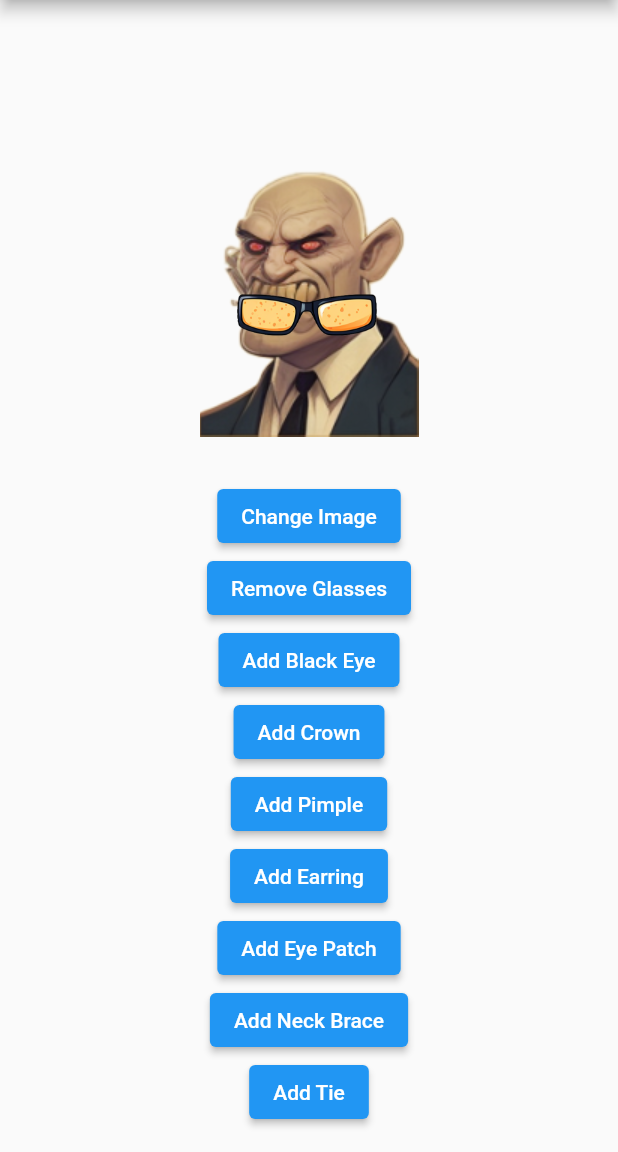
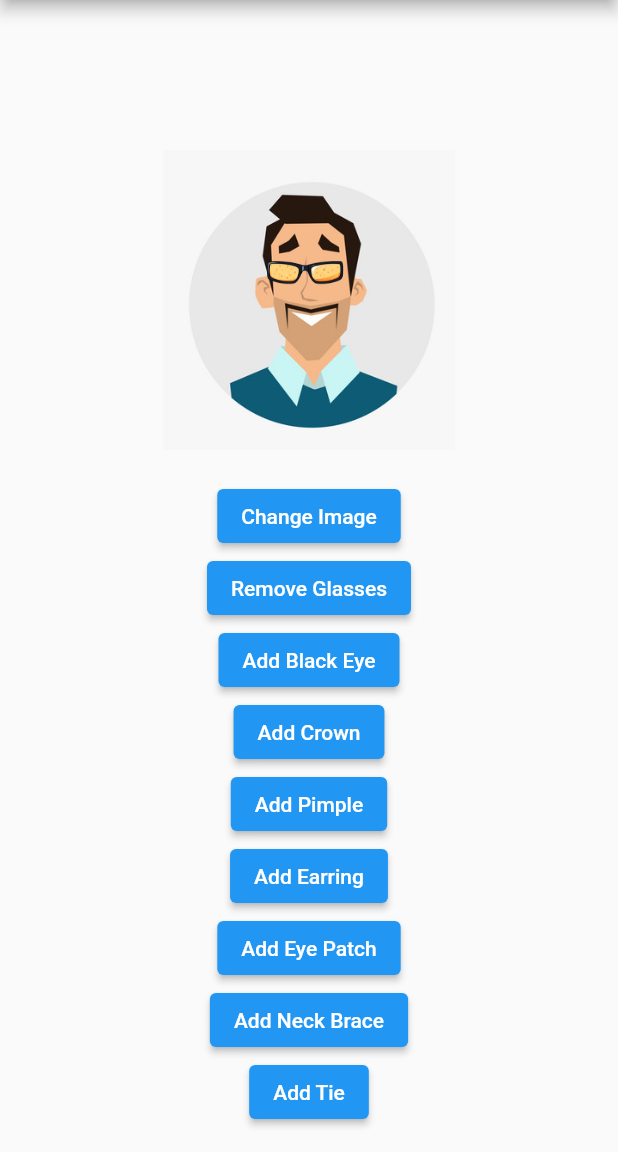
Before and after one commit to IvettB/Avatars, a Flutter app: the screen it shows after launch, after a tap on "Add Glasses", on a phone screen of 412 x 824 dp, the part 84-1236 px from its top. Run offline on Flutter 3.47's test engine with Material 2 defaults, Android fonts, the phone set to English and light mode, and no system bars.

Commit message:
updated 1.png and 3.png and values

```diff
--- a/lib/main.dart
+++ b/lib/main.dart
@@ -254,9 +254,9 @@ class _MyAppState extends State<MyApp> {
                     child: Visibility(
                       visible: areGlassesVisible,
                       child: Transform.translate(
-                        offset: Offset(-2, 7),
+                        offset: Offset(-3, -20),
                         child: Image.asset(glasses[imageIndex2],
-                            width: 110, height: 110),
+                            width: 60, height: 60),
                       ),
                     ),
                   ),
@@ -266,9 +266,9 @@ class _MyAppState extends State<MyApp> {
                     child: Visibility(
                       visible: isCrownVisible,
                       child: Transform.translate(
-                        offset: Offset(-5, -105),
+                        offset: Offset(-5, -85),
                         child: Image.asset(crowns[imageIndex3],
-                            width: 100, height: 100),
+                            width: 60, height: 60),
                       ),
                     ),
                   ),
@@ -278,7 +278,7 @@ class _MyAppState extends State<MyApp> {
                     child: Visibility(
                       visible: isPimpleVisible,
                       child: Transform.translate(
-                        offset: Offset(20, 35),
+                        offset: Offset(15, 0),
                         child: Image.asset(pimples[imageIndex4],
                             width: 15, height: 15),
                       ),
@@ -290,9 +290,9 @@ class _MyAppState extends State<MyApp> {
                     child: Visibility(
                       visible: isEarringVisible,
                       child: Transform.translate(
-                        offset: Offset(-43, 40),
+                        offset: Offset(-42, 0),
                         child: Image.asset(earrings[imageIndex5],
-                            width: 25, height: 25),
+                            width: 20, height: 20),
                       ),
                     ),
                   ),
@@ -302,9 +302,9 @@ class _MyAppState extends State<MyApp> {
                     child: Visibility(
                       visible: isEarringVisible,
                       child: Transform.translate(
-                        offset: Offset(42, 40),
+                        offset: Offset(34, 0),
                         child: Image.asset(earrings[imageIndex5],
-                            width: 25, height: 25),
+                            width: 20, height: 20),
                       ),
                     ),
                   ),
@@ -314,9 +314,9 @@ class _MyAppState extends State<MyApp> {
                     child: Visibility(
                       visible: isNeckBraceVisible,
                       child: Transform.translate(
-                        offset: Offset(0, 90),
+                        offset: Offset(-5, 45),
                         child: Image.asset(neck[imageIndex7],
-                            width: 115, height: 115),
+                            width: 100, height: 100),
                       ),
                     ),
                   ),
@@ -326,9 +326,9 @@ class _MyAppState extends State<MyApp> {
                     child: Visibility(
                       visible: isBlackEyeVisible,
                       child: Transform.translate(
-                        offset: Offset(-10, 20),
+                        offset: Offset(-12, -18),
                         child: Image.asset(blackeyes[imageIndex8],
-                            width: 120, height: 120),
+                            width: 50, height: 50),
                       ),
                     ),
                   ),
@@ -338,9 +338,9 @@ class _MyAppState extends State<MyApp> {
                     child: Visibility(
                       visible: isEyePatchVisible,
                       child: Transform.translate(
-                        offset: Offset(-30, 5),
+                        offset: Offset(-20, -25),
                         child: Image.asset(eyepatches[imageIndex6],
-                            width: 75, height: 75),
+                            width: 40, height: 40),
                       ),
                     ),
                   ),
@@ -350,7 +350,7 @@ class _MyAppState extends State<MyApp> {
                     child: Visibility(
                       visible: isTieVisible,
                       child: Transform.translate(
-                        offset: Offset(0, 120),
+                        offset: Offset(-2, 90),
                         child: Image.asset(ties[imageIndex9],
                             width: 100, height: 100),
                       ),
--- a/lib/values.dart
+++ b/lib/values.dart
@@ -2,13 +2,60 @@ import 'package:flutter/material.dart';
 import 'main.dart';
 
 //names are for the value on the .png. ex: values2 are for the 2.png avatar.
+Map<String, double> values1 = {};
 Map<String, double> values2 = {};
+Map<String, double> values3 = {};
 Map<String, double> values4 = {};
 Map<String, double> values12 = {};
 Map<String, double> values13 = {};
 Map<String, double> values14 = {};
 Map<String, dynamic> images = {};
 void Maps() {
+  values1['glasses-offset-1'] = 0.0;
+  values1['glasses-offset-2'] = -20.0;
+  values1['glasses-width'] = 50;
+  values1['glasses-height'] = 50;
+
+  values1['crown-offset-1'] = -5.0;
+  values1['crown-offset-2'] = -75.0;
+  values1['crown-width'] = 50;
+  values1['crown-height'] = 50;
+
+  values1['earring-left-offset-1'] = -30.0;
+  values1['earring-left-offset-2'] = 5.0;
+  values1['earring-left-width'] = 15;
+  values1['earring-left-height'] = 15;
+
+  values1['earring-right-offset-1'] = 34.0;
+  values1['earring-right-offset-2'] = 5.0;
+  values1['earring-right-width'] = 15;
+  values1['earring-right-height'] = 15;
+
+  values1['neckbrace-offset-1'] = 3.0;
+  values1['neckbrace-offset-2'] = 50.0;
+  values1['neckbrace-width'] = 80;
+  values1['neckbrace-height'] = 80;
+
+  values1['black-eye-offset-1'] = -5.0;
+  values1['black-eye-offset-2'] = -18.0;
+  values1['black-eye-width'] = 50;
+  values1['black-eye-height'] = 50;
+
+  values1['eye-patch-offset-1'] = -15.0;
+  values1['eye-patch-offset-2'] = -25.0;
+  values1['eye-patch-width'] = 40;
+  values1['eye-patch-height'] = 40;
+
+  values1['tie-offset-1'] = 3.0;
+  values1['tie-offset-2'] = 90.0;
+  values1['tie-width'] = 100;
+  values1['tie-height'] = 100;
+
+  values1['pimple-offset-1'] = -3.0;
+  values1['pimple-offset-2'] = 30.0;
+  values1['pimple-width'] = 15;
+  values1['pimple-height'] = 15;
+
   values2['glasses-offset-1'] = 0.0;
   values2['glasses-offset-2'] = -5.0;
   values2['glasses-width'] = 100;
@@ -53,6 +100,51 @@ void Maps() {
   values2['pimple-offset-2'] = 40.0;
   values2['pimple-width'] = 15;
   values2['pimple-height'] = 20;
+
+  values3['glasses-offset-1'] = -3.0;
+  values3['glasses-offset-2'] = -20.0;
+  values3['glasses-width'] = 60;
+  values3['glasses-height'] = 60;
+
+  values3['crown-offset-1'] = -5.0;
+  values3['crown-offset-2'] = -85.0;
+  values3['crown-width'] = 60;
+  values3['crown-height'] = 60;
+
+  values3['earring-left-offset-1'] = -40.0;
+  values3['earring-left-offset-2'] = 0.0;
+  values3['earring-left-width'] = 20;
+  values3['earring-left-height'] = 20;
+
+  values3['earring-right-offset-1'] = 34.0;
+  values3['earring-right-offset-2'] = 0.0;
+  values3['earring-right-width'] = 20;
+  values3['earring-right-height'] = 20;
+
+  values3['neckbrace-offset-1'] = -5.0;
+  values3['neckbrace-offset-2'] = 45.0;
+  values3['neckbrace-width'] = 100;
+  values3['neckbrace-height'] = 100;
+
+  values3['black-eye-offset-1'] = -12.0;
+  values3['black-eye-offset-2'] = -18.0;
+  values3['black-eye-width'] = 50;
+  values3['black-eye-height'] = 50;
+
+  values3['eye-patch-offset-1'] = -20.0;
+  values3['eye-patch-offset-2'] = -25.0;
+  values3['eye-patch-width'] = 40;
+  values3['eye-patch-height'] = 40;
+
+  values3['tie-offset-1'] = -2.0;
+  values3['tie-offset-2'] = 90.0;
+  values3['tie-width'] = 100;
+  values3['tie-height'] = 100;
+
+  values3['pimple-offset-1'] = 15.0;
+  values3['pimple-offset-2'] = 0.0;
+  values3['pimple-width'] = 15;
+  values3['pimple-height'] = 15;
 
   values4['glasses-offset-1'] = 0.0;
   values4['glasses-offset-2'] = -15.0;
```
Also changed, not shown: lib/images/people/1.png, lib/images/people/3.png.
